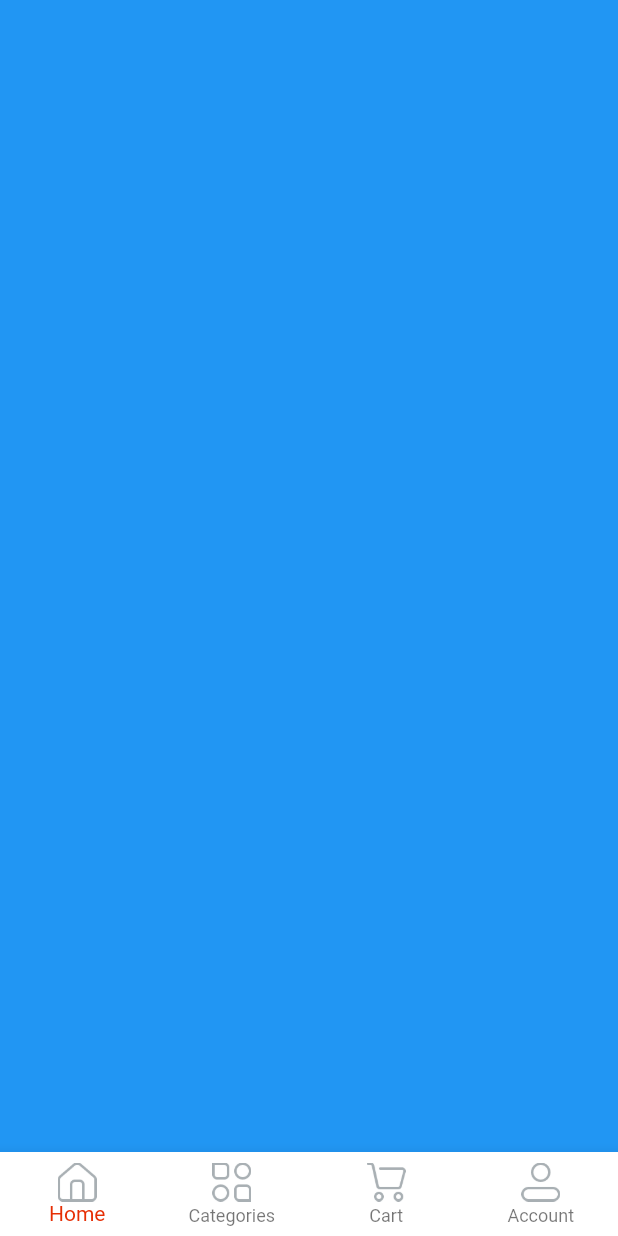
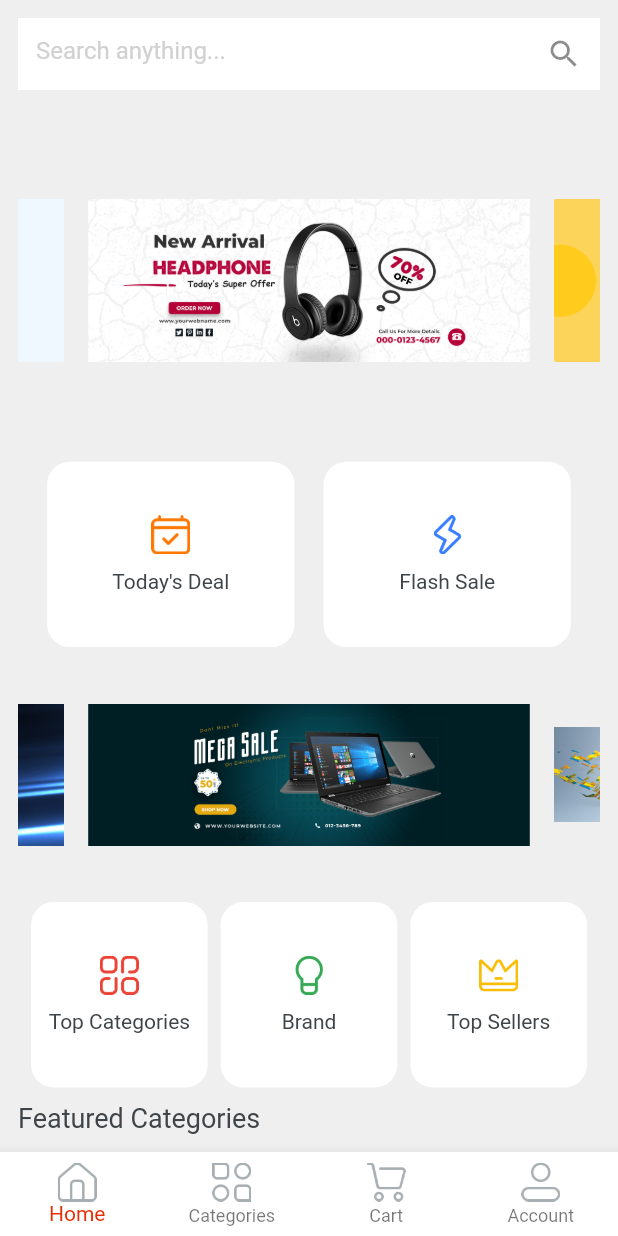
Before and after one commit to Cyfore/MarketAppWithFlutter, a Flutter app: the Home screen opened directly, on a phone screen of 412 x 824 dp. Run offline on Flutter 3.47's test engine with Material 2 defaults, Android fonts, the phone set to English and light mode, and no system bars; drawn by our look-alikes of velocity_x; our stand-ins replace cloud_firestore, firebase_auth, firebase_core, get, nil; accounts and stored records are empty; Roboto replaces fonts that are missing (sans_regular, sans_semibold).

Commit message:
homescreen-basedone

```diff
--- a/lib/consts/lists.dart
+++ b/lib/consts/lists.dart
@@ -3,5 +3,9 @@
 const socialIconList = [
   icFacebookLogo,
   icGoogleLogo,
-  icTwitterLogo,
+  icTwitterLogo
 ];
+
+const slidersList = [imgSlider1, imgSlider2, imgSlider3, imgSlider4];
+
+const secondSlidersList = [imgSs1, imgSs2, imgSs3, imgSs4];
--- a/lib/consts/strings.dart
+++ b/lib/consts/strings.dart
@@ -21,3 +21,13 @@
 
 //home strings
 const home = "Home", categories = "Categories", cart = "Cart", account = "Account";
+
+// home screen stringss
+
+const searchanything = "Search anything...",
+    todayDeal = "Today's Deal",
+    flashsale = "Flash Sale",
+    topSellers = "Top Sellers",
+    brand = "Brand",
+    topCategories = "Top Categories",
+    featuredCategories = "Featured Categories";
--- a/lib/views/auth/login_screen.dart
+++ b/lib/views/auth/login_screen.dart
@@ -1,7 +1,7 @@
 import 'package:market_app_with_flutter/consts/consts.dart';
 import 'package:market_app_with_flutter/consts/lists.dart';
 import 'package:market_app_with_flutter/views/auth/signup_screen.dart';
-import 'package:market_app_with_flutter/views/home/home_screen.dart';
+import 'package:market_app_with_flutter/views/home/home.dart';
 import 'package:market_app_with_flutter/widgets/applogo.dart';
 import 'package:market_app_with_flutter/widgets/bg_widget.dart';
 import 'package:market_app_with_flutter/widgets/custom_textfield.dart';
--- a/lib/views/auth/signup_screen.dart
+++ b/lib/views/auth/signup_screen.dart
@@ -5,7 +5,7 @@
 import '../../widgets/bg_widget.dart';
 import '../../widgets/custom_textfield.dart';
 import '../../widgets/our_button.dart';
-import '../home/home_screen.dart';
+import '../home/home.dart';
 
 class SignupScreen extends StatefulWidget {
   const SignupScreen({super.key});
--- /dev/null
+++ b/lib/views/cart/cart_screen.dart
@@ -0,0 +1,12 @@
+import 'package:market_app_with_flutter/consts/consts.dart';
+
+class CartScreen extends StatelessWidget {
+  const CartScreen({super.key});
+
+  @override
+  Widget build(BuildContext context) {
+    return Container(
+      color: Colors.purple,
+    );
+  }
+}
--- /dev/null
+++ b/lib/views/category/category_screen.dart
@@ -0,0 +1,11 @@
+import 'package:flutter/src/widgets/container.dart';
+import 'package:flutter/src/widgets/framework.dart';
+
+class CategoryScreen extends StatelessWidget {
+  const CategoryScreen({super.key});
+
+  @override
+  Widget build(BuildContext context) {
+    return Container();
+  }
+}
--- /dev/null
+++ b/lib/views/home/home.dart
@@ -0,0 +1,50 @@
+import 'package:market_app_with_flutter/consts/consts.dart';
+import 'package:market_app_with_flutter/controllers/home_controller.dart';
+import 'package:market_app_with_flutter/views/cart/cart_screen.dart';
+import 'package:market_app_with_flutter/views/category/category_screen.dart';
+import 'package:market_app_with_flutter/views/home/home_screen.dart';
+import 'package:market_app_with_flutter/views/profile/profile_screen.dart';
+
+class Home extends StatelessWidget {
+  const Home({super.key});
+
+  @override
+  Widget build(BuildContext context) {
+    //init home controller
+    var controller = Get.put(HomeController());
+
+    var navbarItem = [
+      BottomNavigationBarItem(icon: Image.asset(icHome, width: 26), label: home),
+      BottomNavigationBarItem(icon: Image.asset(icCategories, width: 26), label: categories),
+      BottomNavigationBarItem(icon: Image.asset(icCart, width: 26), label: cart),
+      BottomNavigationBarItem(icon: Image.asset(icProfile, width: 26), label: account),
+    ];
+
+    var navBody = [
+      const HomeScreen(),
+      const CategoryScreen(),
+      const CartScreen(),
+      const ProfileScreen(),
+    ];
+    return Scaffold(
+      body: Column(
+        children: [
+          Obx(() => Expanded(child: navBody.elementAt(controller.currentNavIndex.value))),
+        ],
+      ),
+      bottomNavigationBar: Obx(
+        () => BottomNavigationBar(
+          currentIndex: controller.currentNavIndex.value,
+          selectedItemColor: redColor,
+          selectedLabelStyle: const TextStyle(fontFamily: semibold),
+          items: navbarItem.toList(),
+          backgroundColor: whiteColor,
+          type: BottomNavigationBarType.fixed,
+          onTap: (value) {
+            controller.currentNavIndex.value = value;
+          },
+        ),
+      ),
+    );
+  }
+}
--- a/lib/views/home/home_screen.dart
+++ b/lib/views/home/home_screen.dart
@@ -1,46 +1,118 @@
 import 'package:market_app_with_flutter/consts/consts.dart';
-import 'package:market_app_with_flutter/controllers/home_controller.dart';
+import 'package:market_app_with_flutter/consts/lists.dart';
+import 'package:market_app_with_flutter/widgets/home_buttons.dart';
 
-class Home extends StatelessWidget {
-  const Home({super.key});
+class HomeScreen extends StatelessWidget {
+  const HomeScreen({super.key});
 
   @override
   Widget build(BuildContext context) {
-    //init home controller
-    var controller = Get.put(HomeController());
+    return Container(
+      padding: const EdgeInsets.all(12),
+      color: lightGrey,
+      width: context.screenWidth,
+      height: context.screenHeight,
+      child: SafeArea(
+          child: Column(
+        children: [
+          Container(
+            height: 100,
+            color: lightGrey,
+            child: TextFormField(
+              decoration: const InputDecoration(
+                border: InputBorder.none,
+                suffixIcon: Icon(Icons.search),
+                filled: true,
+                fillColor: whiteColor,
+                hintText: searchanything,
+                hintStyle: TextStyle(color: textfieldGrey),
+              ),
+            ),
+          ),
+          //swipers
+          Expanded(
+            child: SingleChildScrollView(
+              physics: const BouncingScrollPhysics(),
+              child: Column(
+                children: [
+                  VxSwiper.builder(
+                    aspectRatio: 16 / 9,
+                    autoPlay: true,
+                    height: 150,
+                    enlargeCenterPage: true,
+                    itemCount: slidersList.length,
+                    itemBuilder: (context, index) {
+                      return Image.asset(
+                        slidersList[index],
+                        fit: BoxFit.fitWidth,
+                      ).box.rounded.clip(Clip.antiAlias).margin(const EdgeInsets.symmetric(horizontal: 8)).make();
+                    },
+                  ),
+                ],
+              ),
+            ),
+          ),
+          10.heightBox,
+          Row(
+            mainAxisAlignment: MainAxisAlignment.spaceEvenly,
+            children: List.generate(
+                2,
+                (index) => homeButtons(
+                      height: context.screenHeight * 0.15,
+                      width: context.screenWidth / 2.5,
+                      icon: index == 0 ? icTodaysDeal : icFlashDeal,
+                      title: index == 0 ? todayDeal : flashsale,
+                    )),
+          ),
 
-    var navbarItem = [
-      BottomNavigationBarItem(icon: Image.asset(icHome, width: 26), label: home),
-      BottomNavigationBarItem(icon: Image.asset(icCategories, width: 26), label: categories),
-      BottomNavigationBarItem(icon: Image.asset(icCart, width: 26), label: cart),
-      BottomNavigationBarItem(icon: Image.asset(icProfile, width: 26), label: account),
-    ];
+          //2nd swiper
+          10.heightBox,
+          //swipers brands
+          VxSwiper.builder(
+            aspectRatio: 16 / 9,
+            autoPlay: true,
+            height: 150,
+            enlargeCenterPage: true,
+            itemCount: secondSlidersList.length,
+            itemBuilder: (context, index) {
+              return Image.asset(
+                secondSlidersList[index],
+                fit: BoxFit.fitWidth,
+              ).box.rounded.clip(Clip.antiAlias).margin(const EdgeInsets.symmetric(horizontal: 8)).make();
+            },
+          ),
+          10.heightBox,
+          Row(
+            mainAxisAlignment: MainAxisAlignment.spaceEvenly,
+            children: List.generate(
+                3,
+                (index) => homeButtons(
+                      height: context.screenHeight * 0.15,
+                      width: context.screenWidth / 3.5,
+                      icon: index == 0
+                          ? icTopCategories
+                          : index == 1
+                              ? icBrands
+                              : icTopSeller,
+                      title: index == 0
+                          ? topCategories
+                          : index == 1
+                              ? brand
+                              : topSellers,
+                    )),
+          ),
 
-    var navBody = [
-      Container(color: Colors.blue),
-      Container(color: Colors.amber),
-      Container(color: Colors.purple),
-      Container(color: Colors.cyan),
-    ];
-    return Scaffold(
-      body: Column(
-        children: [
-          Obx(() => Expanded(child: navBody.elementAt(controller.currentNavIndex.value))),
+          //featured categories
+          10.heightBox,
+          Column(
+            children: [
+              Align(
+                  alignment: Alignment.centerLeft,
+                  child: featuredCategories.text.color(darkFontGrey).size(18).fontFamily(semibold).make()),
+            ],
+          )
         ],
-      ),
-      bottomNavigationBar: Obx(
-        () => BottomNavigationBar(
-          currentIndex: controller.currentNavIndex.value,
-          selectedItemColor: redColor,
-          selectedLabelStyle: const TextStyle(fontFamily: semibold),
-          items: navbarItem.toList(),
-          backgroundColor: whiteColor,
-          type: BottomNavigationBarType.fixed,
-          onTap: (value) {
-            controller.currentNavIndex.value = value;
-          },
-        ),
-      ),
+      )),
     );
   }
 }
--- /dev/null
+++ b/lib/views/profile/profile_screen.dart
@@ -0,0 +1,11 @@
+import 'package:flutter/src/widgets/container.dart';
+import 'package:flutter/src/widgets/framework.dart';
+
+class ProfileScreen extends StatelessWidget {
+  const ProfileScreen({super.key});
+
+  @override
+  Widget build(BuildContext context) {
+    return Container();
+  }
+}
--- /dev/null
+++ b/lib/widgets/home_buttons.dart
@@ -0,0 +1,12 @@
+import 'package:market_app_with_flutter/consts/consts.dart';
+
+Widget homeButtons({width, height, icon, String? title, onPress}) {
+  return Column(
+    mainAxisAlignment: MainAxisAlignment.center,
+    children: [
+      Image.asset(icon, width: 26),
+      10.heightBox,
+      title!.text.fontFamily(semibold).color(darkFontGrey).make(),
+    ],
+  ).box.rounded.white.size(width, height).make();
+}
```
